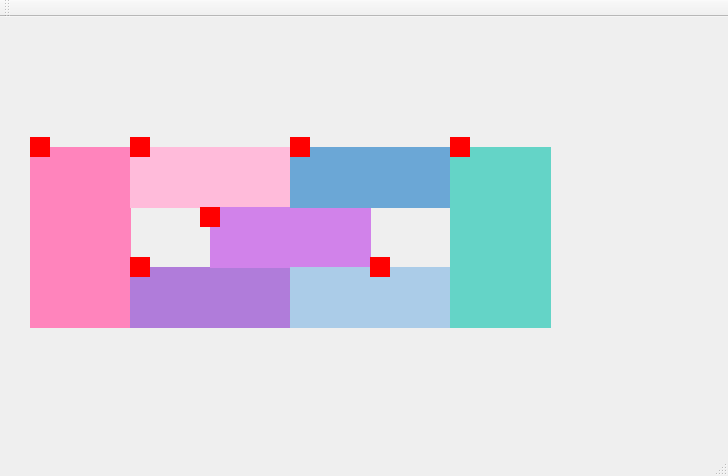
Before: the Qt Designer form mainwindow.ui in emillicosta/simuladortrem, drawn with Qt 5.
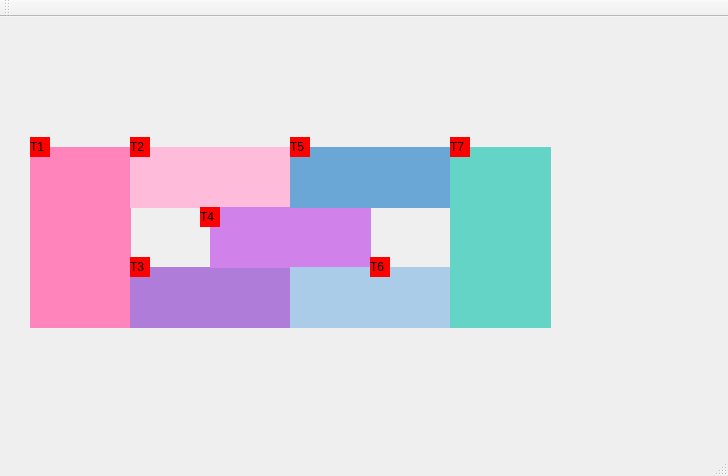
After: the same form once the commit is applied.

Patch:
```diff
--- a/mainwindow.ui
+++ b/mainwindow.ui
@@ -139,7 +139,7 @@
      <string notr="true">background-color: red</string>
     </property>
     <property name="text">
-     <string/>
+     <string>T2</string>
     </property>
    </widget>
    <widget class="QLabel" name="labelTrem01">
@@ -155,7 +155,7 @@
      <string notr="true">background-color: red</string>
     </property>
     <property name="text">
-     <string/>
+     <string>T1</string>
     </property>
    </widget>
    <widget class="QLabel" name="labelTrem05">
@@ -171,7 +171,7 @@
      <string notr="true">background-color: red</string>
     </property>
     <property name="text">
-     <string/>
+     <string>T5</string>
     </property>
    </widget>
    <widget class="QLabel" name="labelTrem03">
@@ -187,7 +187,7 @@
      <string notr="true">background-color: red</string>
     </property>
     <property name="text">
-     <string/>
+     <string>T3</string>
     </property>
    </widget>
    <widget class="QLabel" name="labelTrem04">
@@ -203,7 +203,7 @@
      <string notr="true">background-color: red</string>
     </property>
     <property name="text">
-     <string/>
+     <string>T4</string>
     </property>
    </widget>
    <widget class="QLabel" name="labelTrem06">
@@ -219,7 +219,7 @@
      <string notr="true">background-color: red</string>
     </property>
     <property name="text">
-     <string/>
+     <string>T6</string>
     </property>
    </widget>
    <widget class="QLabel" name="labelTrem07">
@@ -235,7 +235,7 @@
      <string notr="true">background-color: red</string>
     </property>
     <property name="text">
-     <string/>
+     <string>T7</string>
     </property>
    </widget>
   </widget>
```
